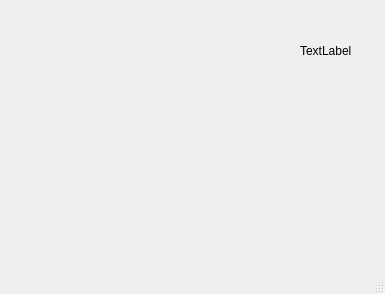
Qt form gamewindow.ui (qinghuanzjy/SnakeGame) before a commit.
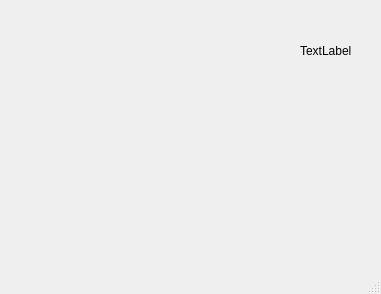
The same form after that commit.

Diff of the .ui file:
```diff
--- a/gamewindow.ui
+++ b/gamewindow.ui
@@ -6,7 +6,7 @@
    <rect>
     <x>0</x>
     <y>0</y>
-    <width>385</width>
+    <width>381</width>
     <height>294</height>
    </rect>
   </property>
```
Left out of the diff: 18 changed lines with no effect on the pictures.
